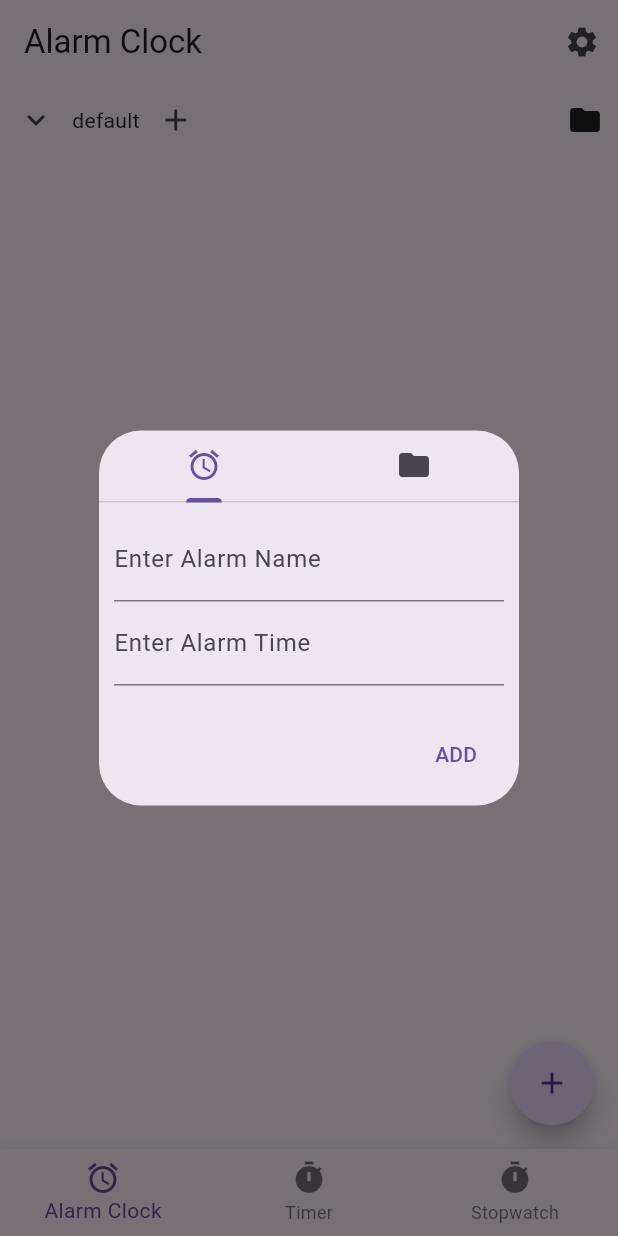
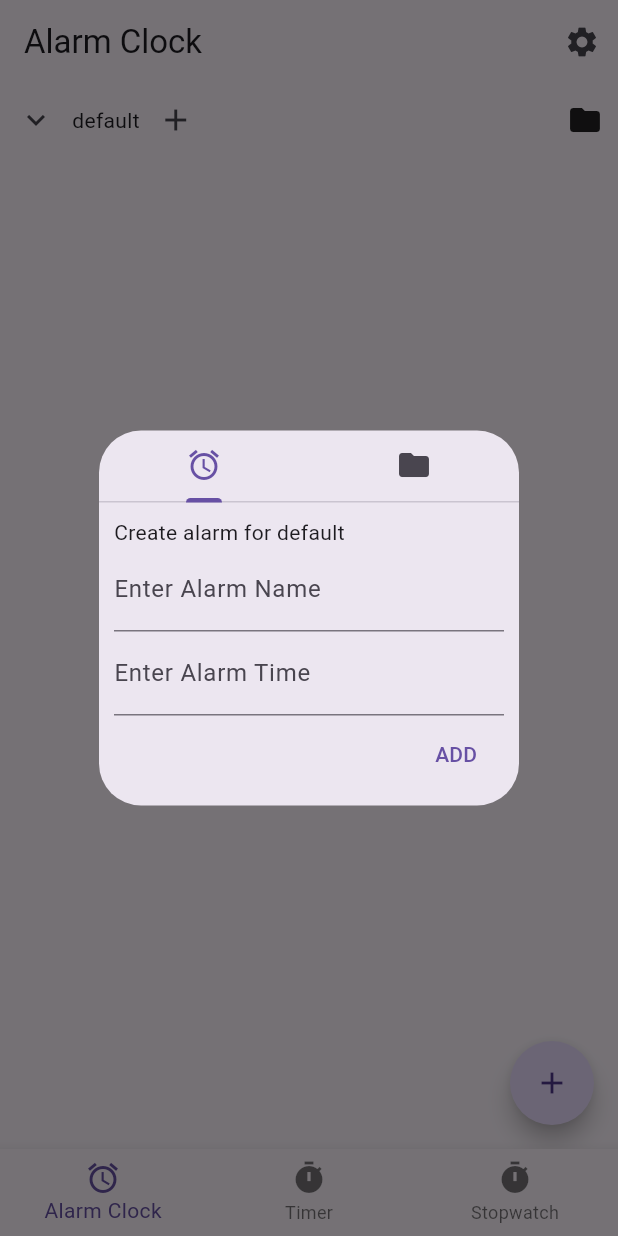
Before and after one commit to Syed-A-Naqvi/task_bell, a Flutter app: the screen it shows after launch, after a tap on the "chevron right" icon, after a tap on the "add" icon, on a phone screen of 412 x 824 dp. Run offline on Flutter 3.47's test engine with Material 3 defaults, Android fonts, the phone set to English and light mode, and no system bars; drawn by our look-alikes of flutter_speed_dial; missing offline and left inert: alarm; generated files the repository leaves out were written again.

Commit message:
input validation on empty alarms and folder names now works; producing jarring alertDialog informing user

```diff
--- a/task_bell/lib/src/alarm/alarm_folder.dart
+++ b/task_bell/lib/src/alarm/alarm_folder.dart
@@ -59,6 +59,8 @@ class _AlarmFolderState extends State<AlarmFolder> {
       showDialog(context: context, builder: (context) => const AlertDialog(
         title: Text("Invalid name"),
       ));
+
+      return;
     }
 
     widget.alarms.add(AlarmInstance(
@@ -91,6 +93,8 @@ class _AlarmFolderState extends State<AlarmFolder> {
       showDialog(context: context, builder: (context) => const AlertDialog(
         title: Text("Invalid name"),
       ));
+
+      return;
     }
 
     AlarmFolder subFolder = AlarmFolder(
@@ -152,7 +156,9 @@ final TextEditingController _alarmTimeController = TextEditingController();
     child: TabBarView(
     children: [
       Column(
+        crossAxisAlignment: CrossAxisAlignment.start,
         children: [
+          Text("Create alarm for ${widget.name}"),
           Row(
             children: [
               Expanded(
@@ -194,7 +200,9 @@ final TextEditingController _alarmTimeController = TextEditingController();
 
       // Create Folder
       Column(
+        crossAxisAlignment: CrossAxisAlignment.start,
         children: [
+          Text("Create folder for ${widget.name}"),
           Row(
             children: [
               Expanded(
```
